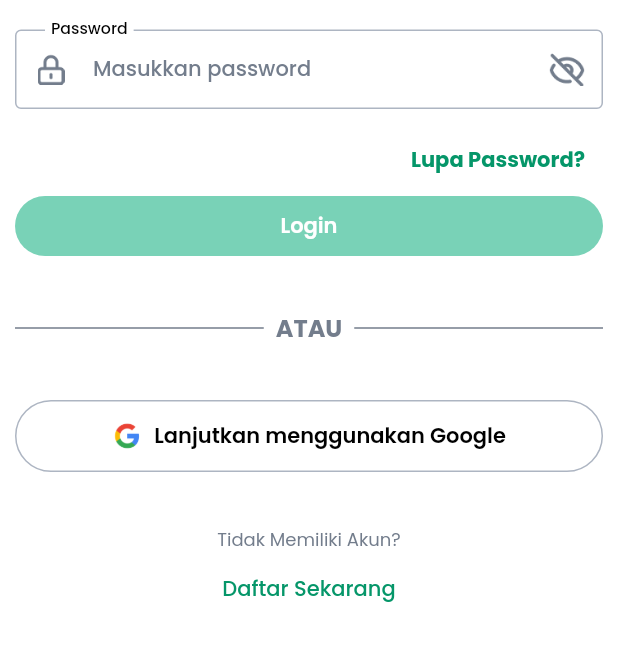
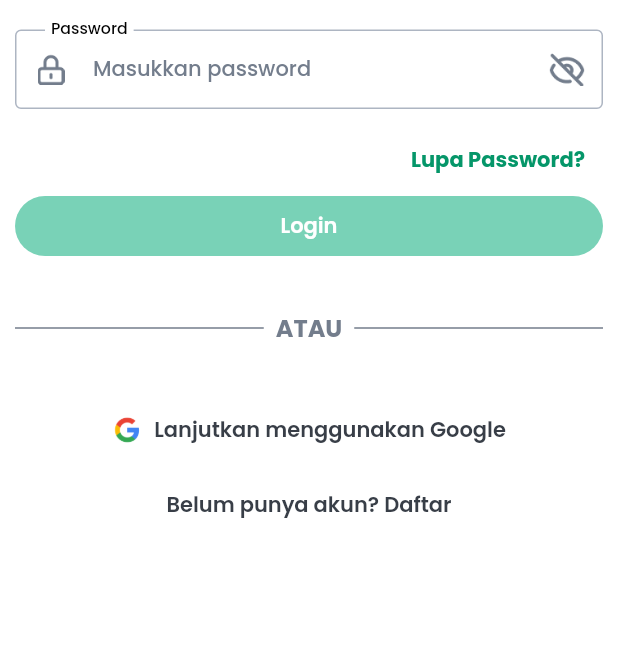
Before and after one commit to Ecowave-Alterra/ecowave-flutter, a Flutter app: the LoginPage screen opened directly, on a phone screen of 412 x 824 dp, the part 479-1140 px from its top. Run offline on Flutter 3.47's test engine with Material 2 defaults, Android fonts, the phone set to English and light mode, and no system bars; our stand-ins replace another_flushbar, bloc, carousel_slider, dio, equatable, file_picker and 7 more; network calls fail.

Commit message:
Bloc Login

```diff
--- a/lib/features/auth/bloc/login/login_state.dart
+++ b/lib/features/auth/bloc/login/login_state.dart
@@ -51,7 +51,7 @@ class LoginError extends LoginState {
   const LoginError({
     required bool isLoginButtonDisabled,
     required this.errorMessage,
-  }) : super(isLoginButtonDisabled: isLoginButtonDisabled);
+  }) : super(isLoginButtonDisabled: !isLoginButtonDisabled);
 
   @override
   List<Object?> get props => [...super.props, errorMessage];
--- a/lib/features/auth/model/services/login_services.dart
+++ b/lib/features/auth/model/services/login_services.dart
@@ -1,53 +1,25 @@
-import 'dart:convert';
-import 'package:ecowave/features/profile/models/user.dart';
-import 'package:shared_preferences/shared_preferences.dart';
-import '../models/login_model.dart';
+import 'package:dio/dio.dart';
+import 'package:ecowave/features/auth/model/models/login_model.dart';
+
 
 class LoginService {
-  List<Map<String, dynamic>> loginList = [
-    {
-      "email": "john@example.com",
-      "password": "password123",
-      "name": "John Doe",
-      "age": 30
-    },
-    {
-      "email": "jane@example.com",
-      "password": "password456",
-      "name": "Jane Smith",
-      "age": 25
-    },
-    {
-      "email": "bob@example.com",
-      "password": "password789",
-      "name": "Bob Johnson",
-      "age": 40
-    },
-  ];
 
-  Future<String> login(Login loginData) async {
-    print("ok");
 
-    Map<String, dynamic>? user = loginList.firstWhere(
-      (element) =>
-          element["email"] == loginData.email &&
-          element["password"] == loginData.password,
-    );
-    print(user);
-    if (user != []) {
-      return "Login Gagal";
-    } else {
-      String token =
-          base64Encode(utf8.encode('${loginData.email}:${loginData.password}'));
-      SharedPreferences prefs = await SharedPreferences.getInstance();
-      prefs.setString('token', token);
-      print(token);
-      return token;
+  Future<int?> login(Login login) async {
+    try {
+      Dio dio = Dio();
+      final response = await dio.post(
+          'https://galonin.temanhorizon.com/api/login',
+          data: login.toJson());
+
+      print(response);
+      if (response.data != null) {
+        return response.data['data']['userId'];
+      } else {
+        return null;
+      }
+    } catch (e) {
+      return null;
     }
   }
-
-  Future<void> logout() async {
-    SharedPreferences prefs = await SharedPreferences.getInstance();
-    await prefs.remove('token');
-  }
 }
--- a/lib/features/auth/view/login_page.dart
+++ b/lib/features/auth/view/login_page.dart
@@ -12,11 +12,11 @@ class LoginPage extends StatefulWidget {
   @override
   State<LoginPage> createState() => _LoginPageState();
 }
+
 class _LoginPageState extends State<LoginPage> {
   final GlobalKey<FormState> _formKey = GlobalKey<FormState>();
   final TextEditingController _emailController = TextEditingController();
   final TextEditingController _passwordController = TextEditingController();
-
 
   @override
   Widget build(BuildContext context) {
@@ -34,23 +34,40 @@ class _LoginPageState extends State<LoginPage> {
       body: BlocProvider(
         create: (context) => LoginBloc(
             emailController: _emailController,
-          passwordController: _passwordController
-        ),
+            passwordController: _passwordController),
         child: BlocConsumer<LoginBloc, LoginState>(
           listener: (context, state) {
+            if (state is LoginError) {
+              "Email atau password tidak valid. Mohon coba lagi.".failedBar(context);
+               _emailController.clear();
+                        _passwordController.clear();
+                        context.read<LoginBloc>().add(const LoginInputChange());
+            } else if (state is LoginSuccess) {
+              Navigator.pop(context);
+            }
           },
           builder: (context, state) {
-            if (state is LoginError){
-            ScaffoldMessenger.of(context).showSnackBar(
-        SnackBar(
-          content: Text('Gagal Login'),
-          backgroundColor: AppColors.warning500,
-        ),
-      );
-            }else if( state is LoginLoading){
+            if (state is LoginLoading) {
               return const EcoLoading();
             }
-            return  SingleChildScrollView(
+
+            final loginButton = EcoFormButton(
+              label: 'Login',
+              onPressed: state.isLoginButtonDisabled
+                  ? () {}
+                  : () async{
+                      if (_formKey.currentState!.validate()) {
+                       context
+                            .read<LoginBloc>()
+                            .add(const LoginButtonPressed());
+                      }
+                    },
+              backgroundColor: state.isLoginButtonDisabled
+                  ? AppColors.primary300
+                  : AppColors.primary500,
+            );
+
+            return SingleChildScrollView(
               padding: const EdgeInsets.all(10),
               child: Form(
                 key: _formKey,
@@ -88,7 +105,7 @@ class _LoginPageState extends State<LoginPage> {
                     EcoFormInputPassword(
                       label: 'Password',
                       hint: 'Masukkan password',
-                controller:_passwordController ,
+                      controller: _passwordController,
                       validator: (value) {
                         if (value == null || value.isEmpty) {
                           return 'Password tidak boleh kosong';
@@ -111,7 +128,8 @@ class _LoginPageState extends State<LoginPage> {
                             Navigator.push(
                               context,
                               MaterialPageRoute(
-                            builder: (context) => const ForgotPasswordPage()),
+                                  builder: (context) =>
+                                      const ForgotPasswordPage()),
                             );
                           },
                           child: const Text(
@@ -124,20 +142,7 @@ class _LoginPageState extends State<LoginPage> {
                         )
                       ],
                     ),
-              EcoFormButton(
-                label:  'Login',
-                onPressed: state.isLoginButtonDisabled
-                    ? () {}
-                    : () {
-                        if (_formKey.currentState!.validate()) {
-                          context.read<LoginBloc>().add(const LoginButtonPressed());
-
-                        }
-                      },
-                backgroundColor: state.isLoginButtonDisabled
-                    ? AppColors.primary300
-                    : AppColors.primary500,
-              ),
+                    loginButton,
                     36.0.height,
                     const Row(
                       children: [
@@ -169,37 +174,30 @@ class _LoginPageState extends State<LoginPage> {
                     36.0.height,
                     EcoFormButtonIcon(
                         label: 'Lanjutkan menggunakan Google',
+                        onPressed: () {},
+                        backgroundColor: AppColors.white,
+                        textColor: AppColors.grey700,
+                        image: const Image(image: AppIcons.google)),
+                    10.0.height,
+                    EcoFormButton(
+                      label: 'Belum punya akun? Daftar',
                       onPressed: () {
-                  // aksi yang dilakukan ketika tombol ditekan
+                        Navigator.push(
+                          context,
+                          MaterialPageRoute(
+                              builder: (context) => const RegisterPage()),
+                        );
                       },
-                backgroundColor: Colors.white,
-                textColor: Colors.black,
-                border: Border.all(
-                  color: AppColors.grey300,
+                      backgroundColor: Colors.transparent,
+                      textColor: AppColors.grey700,
                     ),
-                image: const Image(image: AppIcons.google),
-                height: 48.0,
-                width: MediaQuery.of(context).size.width,
-              ),
-              36.0.height,
-              const Text(
-                "Tidak Memiliki Akun?",
-                style: TextStyle(color: AppColors.grey500, fontSize: 12),
-              ),
-              TextButton(
-                onPressed: () {
-                  context.push(const RegisterPage());
-                },
-                child: const Text(
-                  "Daftar Sekarang",
-                  style: TextStyle(color: AppColors.primary500),
-                ),
-              )
                   ],
                 ),
               ),
             );
-      }))
+          },
+        ),
+      ),
     );
   }
 }
```
Also changed, not shown: lib/features/auth/bloc/login/login_bloc.dart (+15 -7 lines), lib/features/auth/bloc/login/login_event.dart (line endings or trailing spaces). Lines whose indentation alone changed are shown as unchanged.
